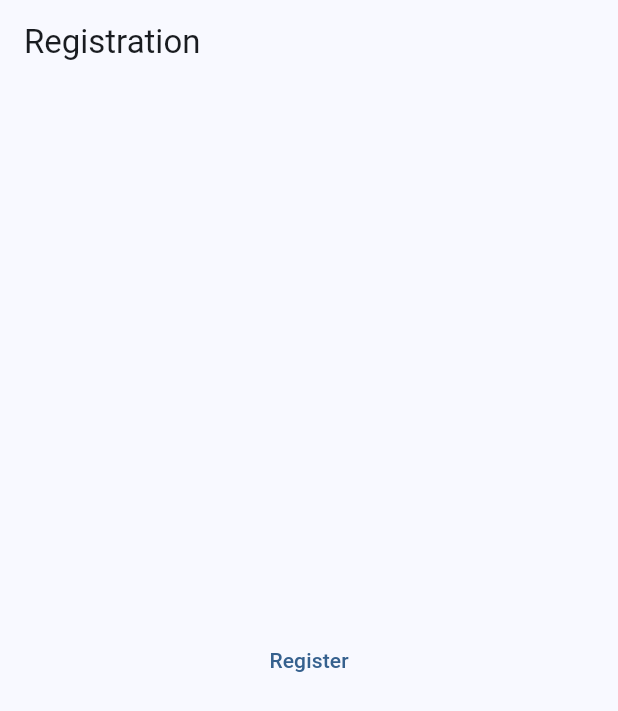
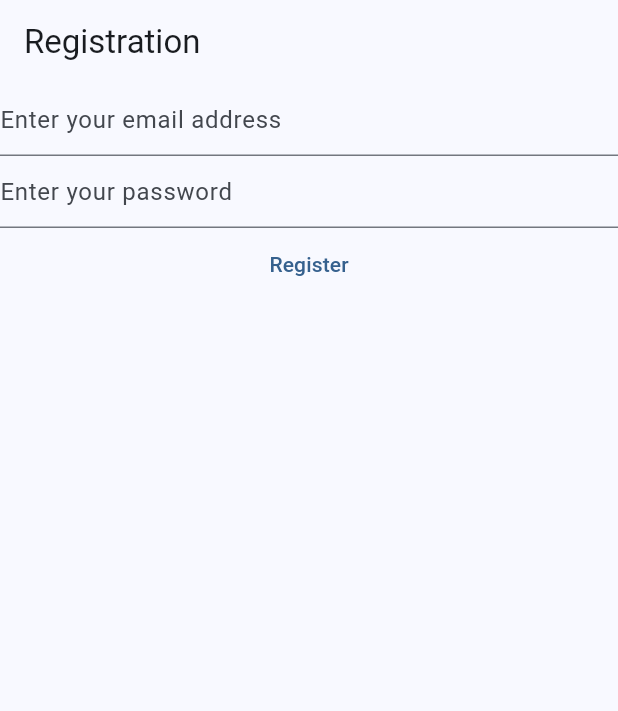
Before and after one commit to Pradeep1234566/App_Development, a Flutter app: the screen it shows after launch, on a phone screen of 412 x 824 dp. Shown: the top 711 px of the screen. Run offline on Flutter 3.47's test engine with Material 3 defaults, Android fonts, the phone set to English and light mode, and no system bars.

Commit message:
Text-fields

```diff
--- a/lib/main.dart
+++ b/lib/main.dart
@@ -13,8 +13,30 @@ void main() {
   );
 }
 
-class HomePage extends StatelessWidget {
+class HomePage extends StatefulWidget {
   const HomePage({super.key});
+
+  @override
+  State<HomePage> createState() => _HomePageState();
+}
+
+class _HomePageState extends State<HomePage> {
+  late final TextEditingController _email;
+  late final TextEditingController _password;
+
+  @override
+  void initState() {
+    _email = TextEditingController();
+    _password = TextEditingController();
+    super.initState();
+  }
+
+  @override
+  void dispose() {
+    _email.dispose();
+    _password.dispose();
+    super.dispose();
+  }
 
   @override
   Widget build(BuildContext context) {
@@ -22,11 +44,21 @@ class HomePage extends StatelessWidget {
       appBar: AppBar(
         title: const Text('Registration'),
       ),
-      body: Center(
-        child: TextButton(
-          onPressed: () {},
-          child: const Text('Register'),
-        ),
+      body: Column(
+        children: [
+          TextField(
+            controller: _email,
+            decoration: InputDecoration(hintText: "Enter your email address"),
+          ),
+          TextField(
+            controller: _password,
+            decoration: InputDecoration(hintText: "Enter your password"),
+          ),
+          TextButton(
+            onPressed: () async {},
+            child: const Text('Register'),
+          ),
+        ],
       ),
     );
   }
```
